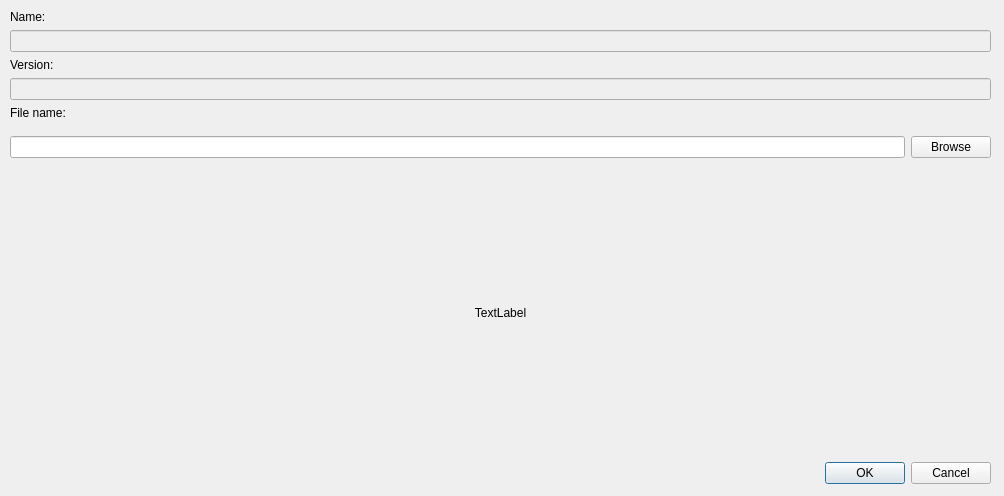
The window that src/modules/application/ApplicationUploadCodeDialog.ui (jensvogt/awsmock-qt-ui) describes before a commit, drawn with Qt 5.
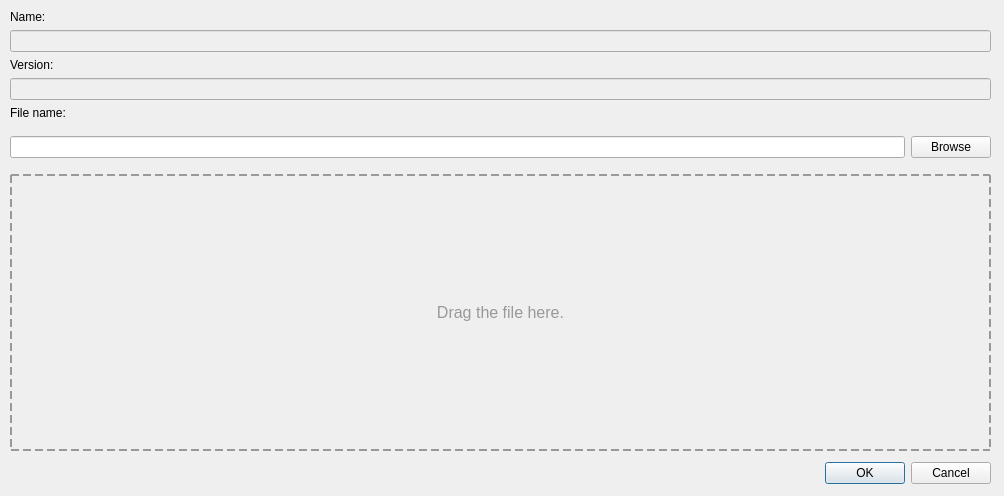
The same window after the commit.

```diff
--- a/src/modules/application/ApplicationUploadCodeDialog.ui
+++ b/src/modules/application/ApplicationUploadCodeDialog.ui
@@ -59,8 +59,11 @@
     </item>
     <item row="8" column="0">
      <widget class="QLabel" name="dropLabel">
+      <property name="styleSheet">
+       <string notr="true">QLabel { color: #999; font-size: 16px; padding: 10px; border: 2px dashed #999; }</string>
+      </property>
       <property name="text">
-       <string>TextLabel</string>
+       <string>Drag the file here.</string>
       </property>
       <property name="alignment">
        <set>Qt::AlignCenter</set>
```
